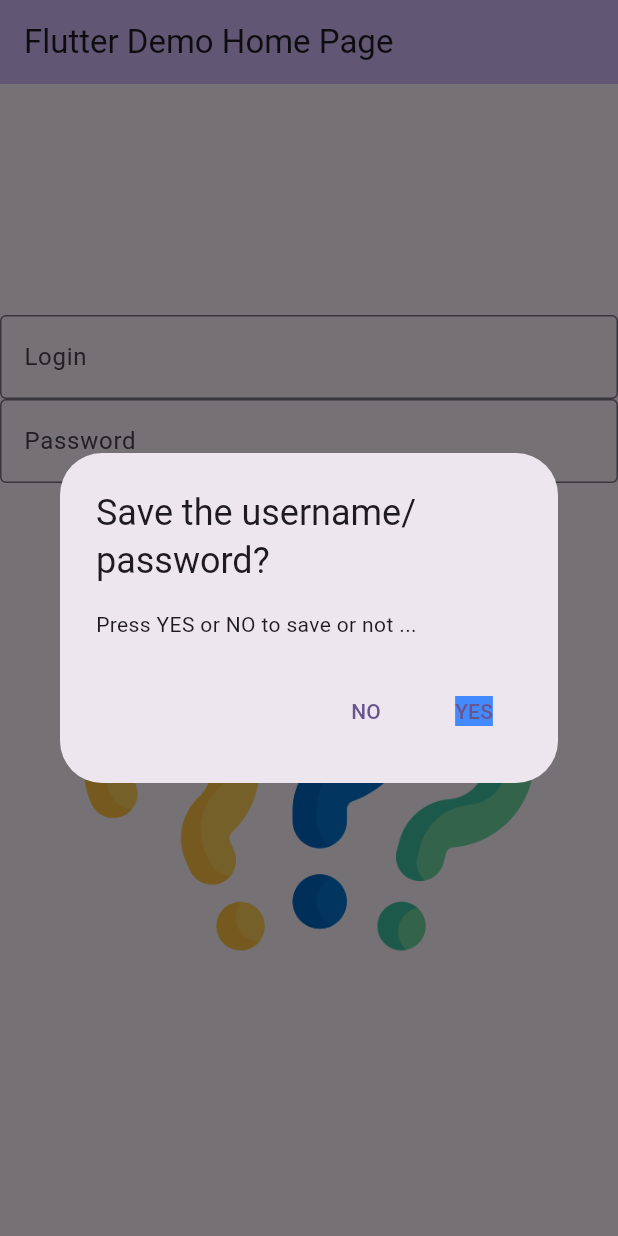
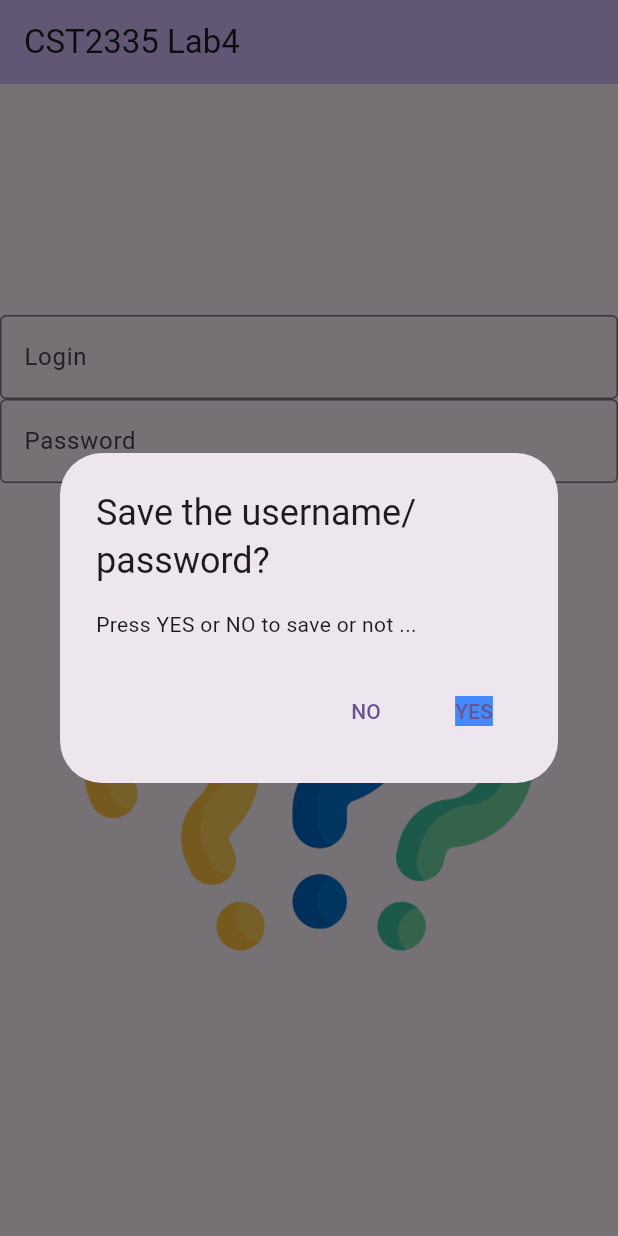
Before and after one commit to wang0mao/cst2335_lab2, a Flutter app: the screen it shows after launch, after a tap on "Login", on a phone screen of 412 x 824 dp. Run offline on Flutter 3.47's test engine with Material 3 defaults, Android fonts, the phone set to English and light mode, and no system bars; our stand-ins replace shared_preferences; missing offline and left inert: encrypted_shared_preferences.

Commit message:
lab4: removed debug banner, changed title

```diff
--- a/lib/main.dart
+++ b/lib/main.dart
@@ -13,12 +13,13 @@ class MyApp extends StatelessWidget {
   @override
   Widget build(BuildContext context) {
     return MaterialApp(
-      title: 'Flutter Demo',
+      title: 'Lab4 Demo',
       theme: ThemeData(
         colorScheme: ColorScheme.fromSeed(seedColor: Colors.deepPurple),
         useMaterial3: true,
       ),
-      home: const MyHomePage(title: 'Flutter Demo Home Page'),
+      debugShowCheckedModeBanner: false,
+      home: const MyHomePage(title: 'CST2335 Lab4'),
     );
   }
 }
@@ -105,18 +106,19 @@ class _MyHomePageState extends State<MyHomePage> {
     });
   }
 
-
   void _processYES(BuildContext context){
-    //Navigator.of(context).pop();
-    //var snackBar = SnackBar(content: Text('YES Clicked'));
-    //ScaffoldMessenger.of(context).showSnackBar(snackBar);
     savePrefs(context);
   }
 
   void _processNO(BuildContext context){
     Navigator.of(context).pop();
-    var snackBar = SnackBar(content: Text('NO Clicked'));
-    ScaffoldMessenger.of(context).showSnackBar(snackBar);
+    //var snackBar = SnackBar(content: Text('NO Clicked'));
+    //ScaffoldMessenger.of(context).showSnackBar(snackBar);
+    setState(() {
+      _currentImage = "images/idea.png";
+      _controllerLogin.text = '';
+      _controllerPass.text = '';
+    });
   }
 
   AlertDialog displayDialog(BuildContext context) {
@@ -175,11 +177,12 @@ class _MyHomePageState extends State<MyHomePage> {
             ),
 
             //Login button;
-            ElevatedButton(onPressed:  () =>
+            ElevatedButton(onPressed:  () =>{
                 showDialog<String>(
                     context: context,
                     builder: (BuildContext context) => displayDialog(context)
                 ),
+                changeImage(),},
                 child: Text ('Login',
                 style: TextStyle(fontSize: 30, color: Colors.blueAccent),
                 ),
```
